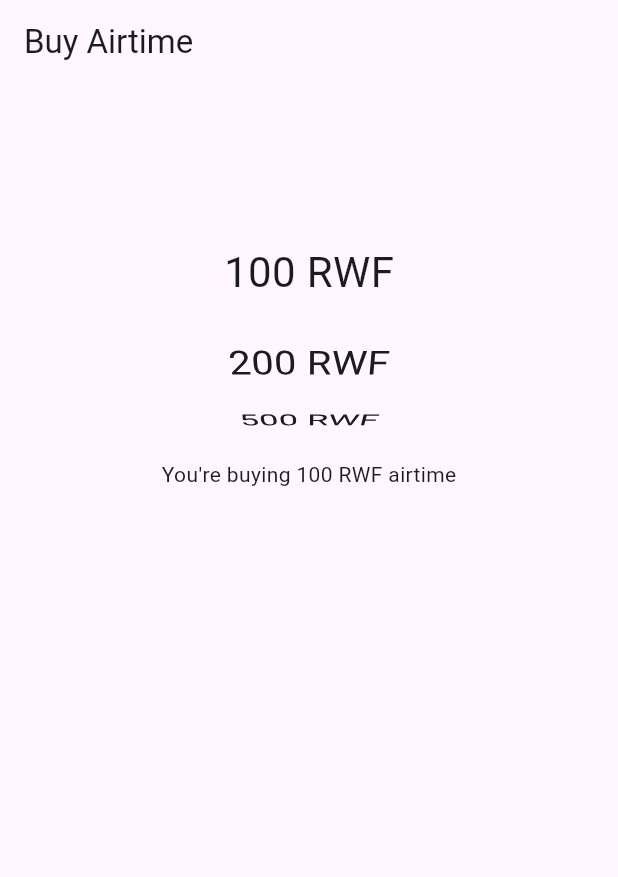
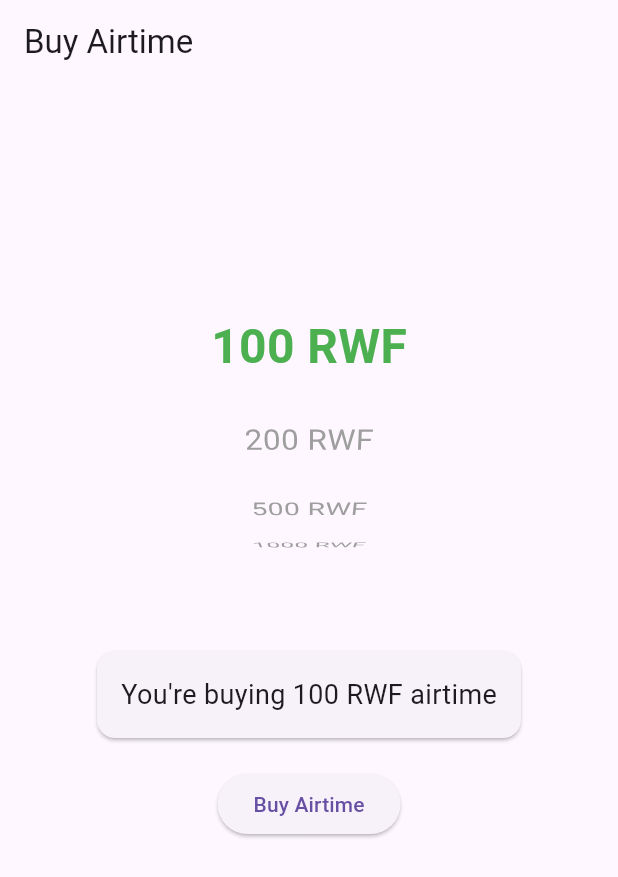
Before and after one commit to erin-leyian/mobile_dev_widget_presentation, a Flutter app: the screen it shows after launch, on a phone screen of 412 x 824 dp. Shown: the top 877 px of the screen. Run offline on Flutter 3.47's test engine with Material 3 defaults, Android fonts, the phone set to English and light mode, and no system bars.

Commit message:
Highlight selected amount in the wheel

```diff
--- a/wheel_demo/lib/main.dart
+++ b/wheel_demo/lib/main.dart
@@ -13,8 +13,6 @@ class _AirtimePickerState extends State<AirtimePicker> {
   final amounts = [100, 200, 500, 1000, 2000, 5000, 10000];
   int selected = 0;
 
-
-
   @override
   Widget build(BuildContext context) {
     return Scaffold(
@@ -22,7 +20,7 @@ class _AirtimePickerState extends State<AirtimePicker> {
       body: Column(
         children: [
           SizedBox(
-            height: 250,
+            height: 350,
             child: ListWheelScrollView.useDelegate(
               itemExtent: 60,
               diameterRatio: 1.5,
@@ -34,13 +32,39 @@ class _AirtimePickerState extends State<AirtimePicker> {
                 builder: (context, i) => Center(
                   child: Text(
                     '${amounts[i]} RWF',
-                    style: const TextStyle(fontSize: 28),
+                    style: TextStyle(
+                      fontSize: i == selected ? 32 : 22,
+                      fontWeight: i == selected
+                          ? FontWeight.bold
+                          : FontWeight.normal,
+                      color: i == selected ? Colors.green : Colors.grey,
+                    ),
                   ),
                 ),
               ),
             ),
           ),
-          Text("You're buying ${amounts[selected]} RWF airtime"),
+          const SizedBox(height: 24),
+          Card(
+            child: Padding(
+              padding: const EdgeInsets.all(16),
+              child: Text(
+                "You're buying ${amounts[selected]} RWF airtime",
+                style: const TextStyle(fontSize: 18),
+              ),
+            ),
+          ),
+          const SizedBox(height: 16),
+          ElevatedButton(
+            onPressed: () {
+              ScaffoldMessenger.of(context).showSnackBar(
+                SnackBar(
+                  content: Text('${amounts[selected]} RWF airtime bought!'),
+                ),
+              );
+            },
+            child: const Text('Buy Airtime'),
+          ),
         ],
       ),
     );
```
